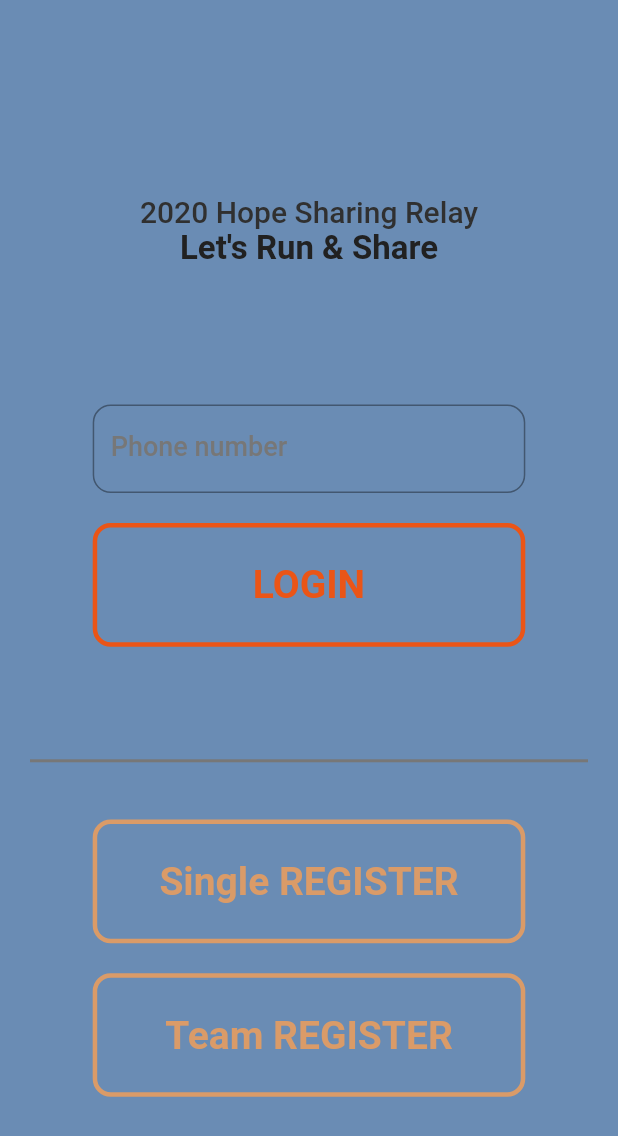
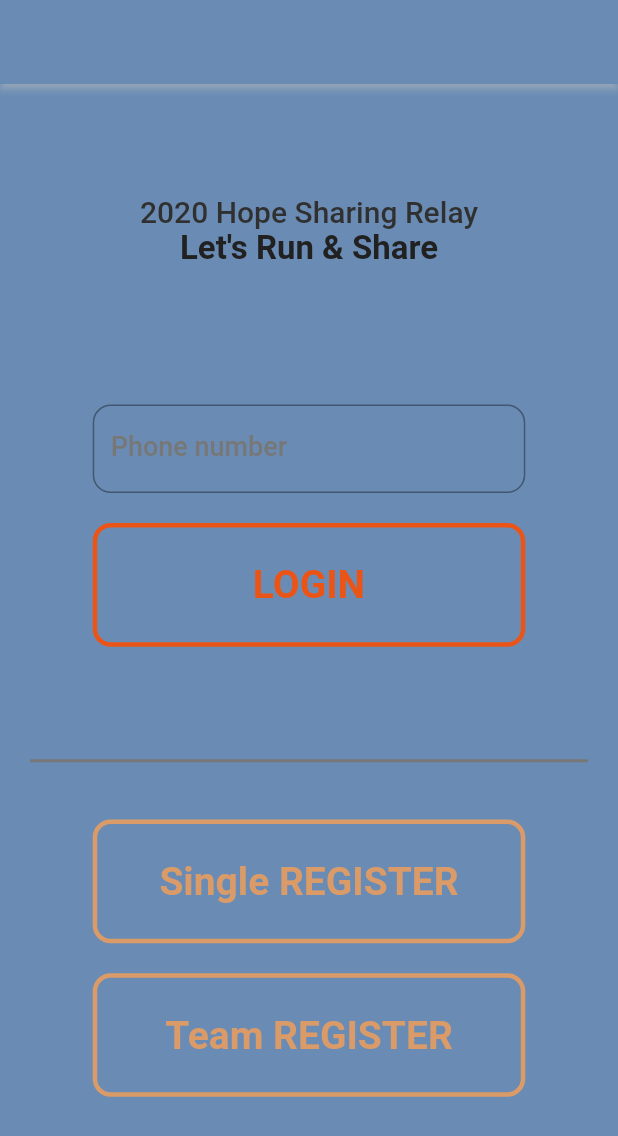
Before and after one commit to seunghwanly/minimarathon, a Flutter app: the screen it shows after launch, on a phone screen of 412 x 824 dp. Shown: the top 1136 px of the screen. Run offline on Flutter 3.47's test engine with Material 2 defaults, Android fonts, the phone set to English and light mode, and no system bars; our stand-ins replace firebase_database, flutter_linkify, shared_preferences, webview_flutter; missing offline and left inert: background_location, http_auth, loading_animations; accounts and stored records are empty.

Commit message:
elevation

```diff
--- a/minimarathon/lib/component/header/header.dart
+++ b/minimarathon/lib/component/header/header.dart
@@ -11,10 +11,9 @@ class CustomHeader extends StatelessWidget {
     return new Scaffold(
         appBar: new AppBar(
           title: title,
-          elevation: 0.0,
-          //shape: RoundedRectangleBorder(side: BorderSide(color: pastelblue, width: 20)),
+          elevation: 2.0,
+          shadowColor: white,
           backgroundColor: pastelblue,
-          // shadowColor: pastelblue,
           // textTheme: TextTheme(headline6: TextStyle(color: white, fontSize: MediaQuery.of(context).size.width / 18, fontWeight: FontWeight.w600)),
 
         ),
--- a/minimarathon/lib/util/palette.dart
+++ b/minimarathon/lib/util/palette.dart
@@ -13,3 +13,5 @@ const lightwhite = Color.fromRGBO(238, 238, 238, 1.0);
 
 const pastelblue = Color.fromRGBO(106, 140, 180, 1.0);
 const pastelgreen = Color.fromRGBO(34, 141, 79, 1.0);
+const ougar = Color.fromRGBO(21, 111, 59, 1.0);
+const royalblue = Color.fromRGBO(75, 96, 161, 1.0);
```
